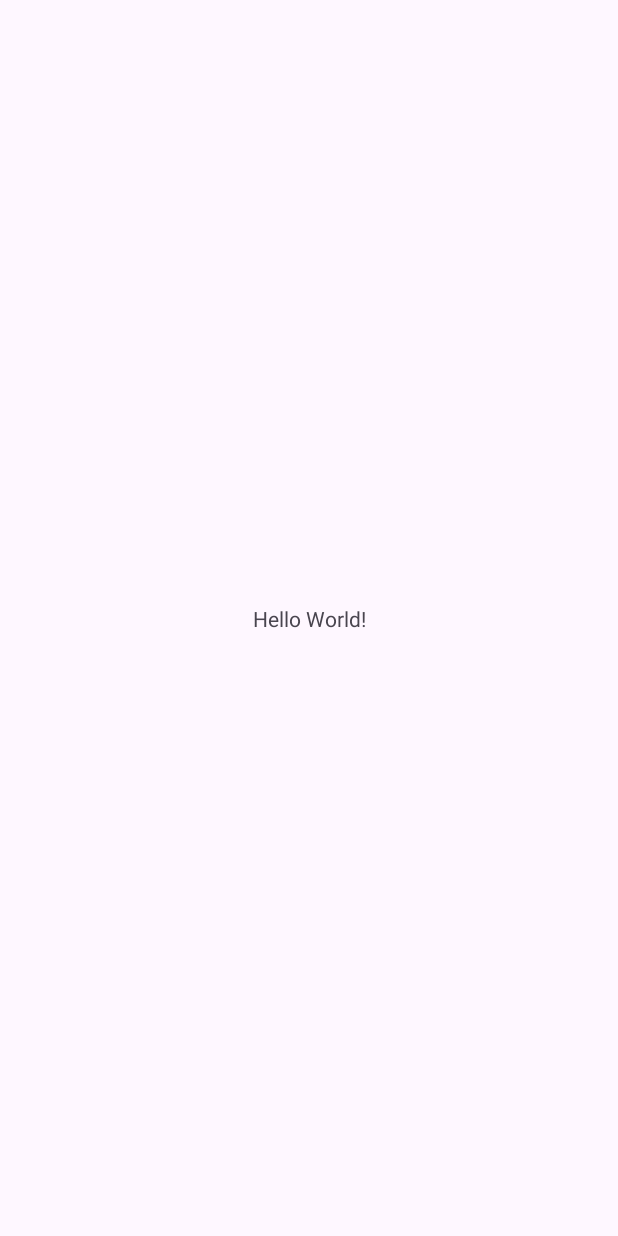
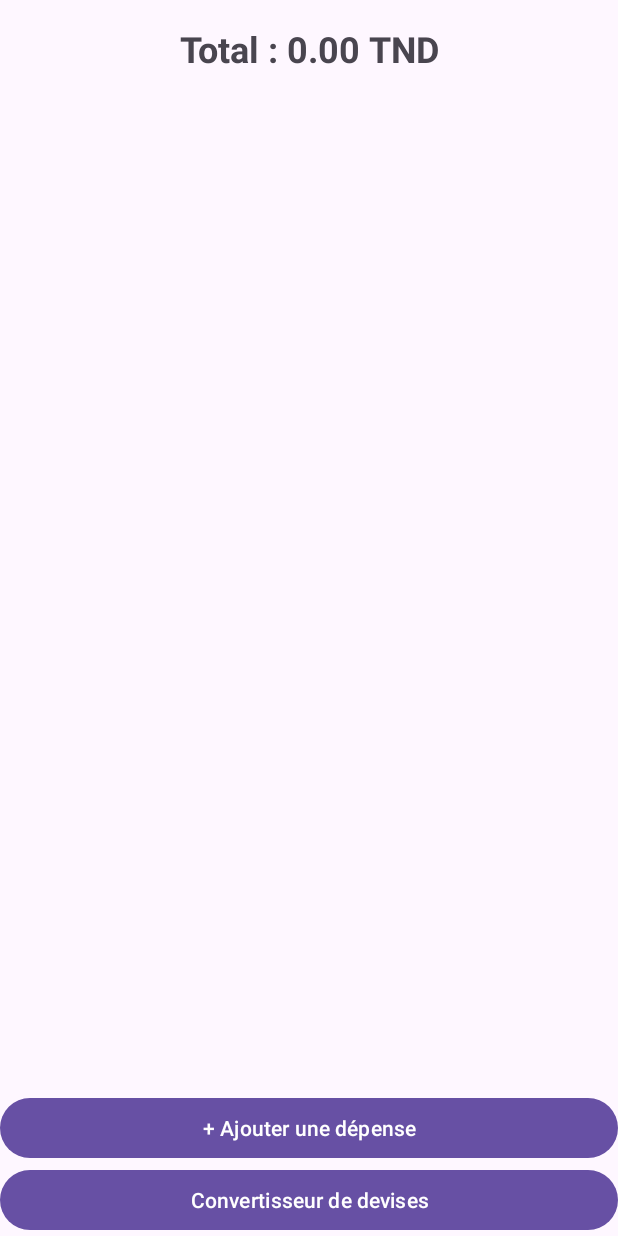
Before and after one commit to BALKIS1429/BudgetEtudiant, an Android app: the screen it shows after launch (MainActivity), on a phone screen of 412 x 824 dp. Before the commit the screen is almost empty. Run offline under Robolectric (Android 15) with nearby library versions, the phone set to English and light mode, and no system bars.

Commit message:
Interface principale + liste des depenses

```diff
--- a/app/src/main/res/layout/activity_main.xml
+++ b/app/src/main/res/layout/activity_main.xml
@@ -1,19 +1,36 @@
 <?xml version="1.0" encoding="utf-8"?>
-<androidx.constraintlayout.widget.ConstraintLayout xmlns:android="http://schemas.android.com/apk/res/android"
-    xmlns:app="http://schemas.android.com/apk/res-auto"
-    xmlns:tools="http://schemas.android.com/tools"
+<LinearLayout xmlns:android="http://schemas.android.com/apk/res/android"
     android:id="@+id/main"
     android:layout_width="match_parent"
     android:layout_height="match_parent"
-    tools:context=".MainActivity">
+    android:orientation="vertical"
+    android:padding="16dp">
 
     <TextView
-        android:layout_width="wrap_content"
+        android:id="@+id/tvTotal"
+        android:layout_width="match_parent"
         android:layout_height="wrap_content"
-        android:text="Hello World!"
-        app:layout_constraintBottom_toBottomOf="parent"
-        app:layout_constraintEnd_toEndOf="parent"
-        app:layout_constraintStart_toStartOf="parent"
-        app:layout_constraintTop_toTopOf="parent" />
+        android:text="Total : 0.00 TND"
+        android:textSize="24sp"
+        android:textStyle="bold"
+        android:gravity="center"
+        android:padding="16dp" />
 
-</androidx.constraintlayout.widget.ConstraintLayout>
+    <ListView
+        android:id="@+id/listExpenses"
+        android:layout_width="match_parent"
+        android:layout_height="0dp"
+        android:layout_weight="1" />
+
+    <Button
+        android:id="@+id/btnAdd"
+        android:layout_width="match_parent"
+        android:layout_height="wrap_content"
+        android:text="+ Ajouter une dépense" />
+
+    <Button
+        android:id="@+id/btnConverter"
+        android:layout_width="match_parent"
+        android:layout_height="wrap_content"
+        android:text="Convertisseur de devises" />
+</LinearLayout>
```
Also changed, not shown: app/src/main/res/layout/dialog_add.xml (added, +25 -0 lines).
